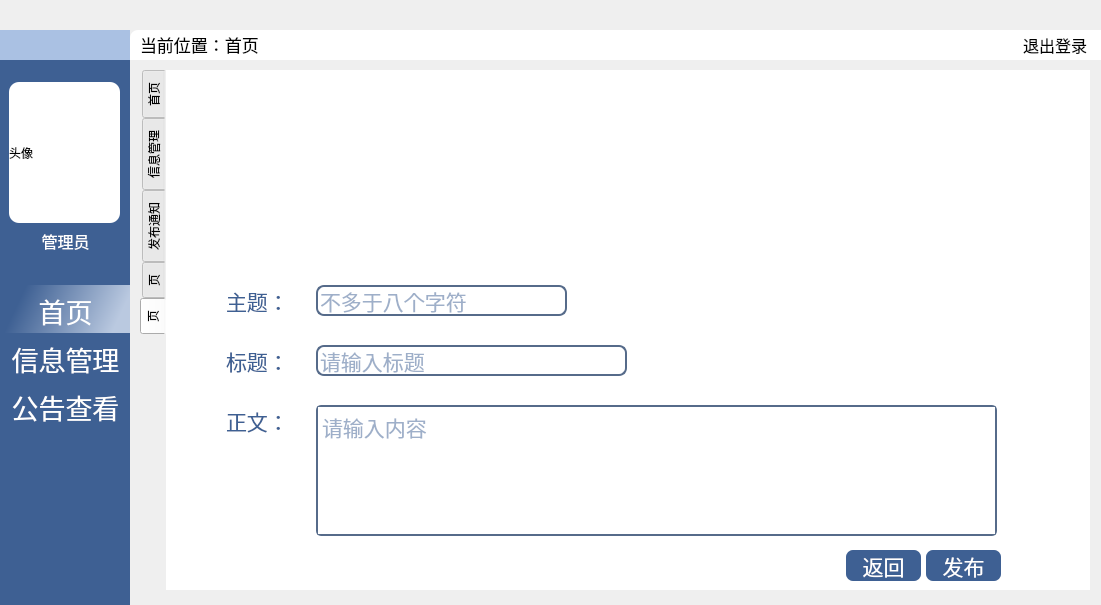
First picture: the form in admin.ui, repository wo16pao/MS, before the edit.
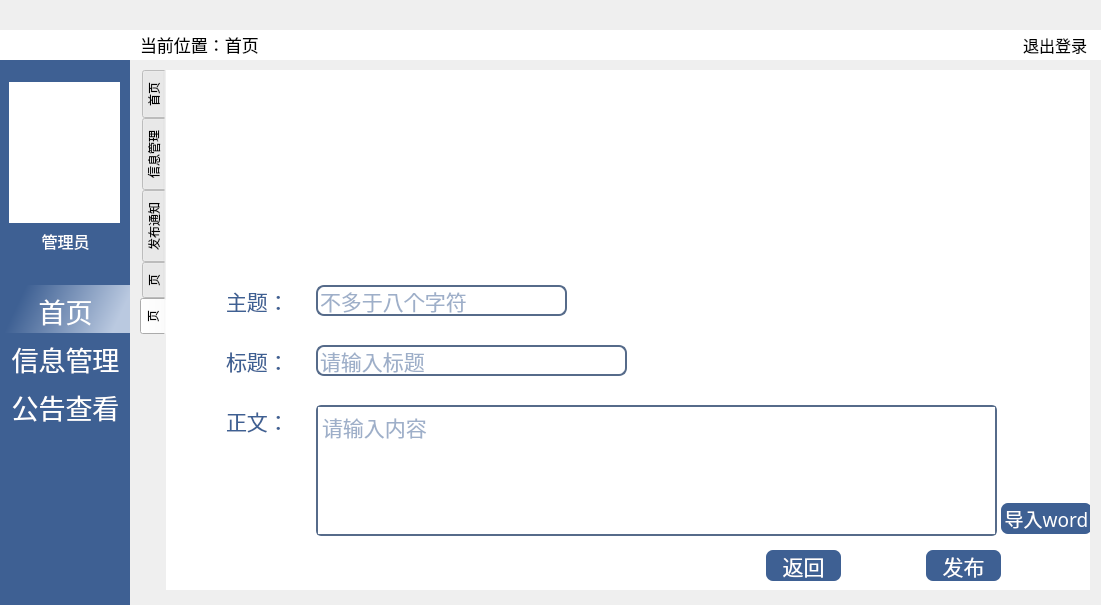
Second picture: the form after the edit. The open tabs and pages were chosen to show the change. Icons and pictures are not drawn. Custom widgets are drawn as their Qt base class.

```diff
--- a/admin.ui
+++ b/admin.ui
@@ -48,10 +48,11 @@
     </property>
     <property name="styleSheet">
      <string notr="true">background-color: white;
-border-radius:10px;</string>
+border-radius:0px;
+border-image:url(:/res/头像.png);</string>
     </property>
     <property name="text">
-     <string>头像</string>
+     <string/>
     </property>
    </widget>
    <widget class="QLabel" name="label_name">
@@ -238,7 +239,7 @@
     <enum>QTabWidget::Rounded</enum>
    </property>
    <property name="currentIndex">
-    <number>0</number>
+    <number>1</number>
    </property>
    <property name="elideMode">
     <enum>Qt::ElideNone</enum>
@@ -349,8 +350,8 @@
        <rect>
         <x>0</x>
         <y>0</y>
-        <width>209</width>
-        <height>276</height>
+        <width>100</width>
+        <height>30</height>
        </rect>
       </property>
       <attribute name="label">
@@ -393,8 +394,8 @@
        <rect>
         <x>0</x>
         <y>0</y>
-        <width>209</width>
-        <height>276</height>
+        <width>100</width>
+        <height>30</height>
        </rect>
       </property>
       <attribute name="label">
@@ -437,8 +438,8 @@
        <rect>
         <x>0</x>
         <y>0</y>
-        <width>209</width>
-        <height>276</height>
+        <width>100</width>
+        <height>30</height>
        </rect>
       </property>
       <attribute name="label">
@@ -481,8 +482,8 @@
        <rect>
         <x>0</x>
         <y>0</y>
-        <width>209</width>
-        <height>276</height>
+        <width>100</width>
+        <height>30</height>
        </rect>
       </property>
       <attribute name="label">
@@ -855,7 +856,7 @@
 
 QComboBox::drop-down {
 width:24px;
-border-image:url(:/res/弹框界面 (2).png);
+border-image:url(:/res/所有下拉框.png);
 }  
 
 QComboBox:hover{
@@ -2192,7 +2193,7 @@
     <widget class="QPushButton" name="pushButton_modify_back_2">
      <property name="geometry">
       <rect>
-       <x>680</x>
+       <x>600</x>
        <y>480</y>
        <width>75</width>
        <height>31</height>
@@ -2223,6 +2224,40 @@
       <string>返回</string>
      </property>
     </widget>
+    <widget class="QPushButton" name="pushButton_read_word">
+     <property name="geometry">
+      <rect>
+       <x>835</x>
+       <y>433</y>
+       <width>91</width>
+       <height>31</height>
+      </rect>
+     </property>
+     <property name="font">
+      <font>
+       <family>黑体</family>
+       <pointsize>14</pointsize>
+      </font>
+     </property>
+     <property name="styleSheet">
+      <string notr="true">QPushButton{
+color:#ffffff;
+background-color:#3e6093;
+border-radius:7px;
+}
+
+QPushButton:hover{
+background:#2c466c;
+}
+
+QPushButton:pressed{
+background:#253b5b;
+}</string>
+     </property>
+     <property name="text">
+      <string>导入word</string>
+     </property>
+    </widget>
    </widget>
   </widget>
   <widget class="QWidget" name="widget_3" native="true">
@@ -2236,7 +2271,7 @@
    </property>
    <property name="styleSheet">
     <string notr="true">background-color:#ffffff;
-border-top-left-radius:8px;</string>
+border-top-left-radius:0px;</string>
    </property>
    <widget class="QLabel" name="label_guide">
     <property name="geometry">
@@ -2311,7 +2346,10 @@
     </rect>
    </property>
    <property name="styleSheet">
-    <string notr="true">background-color:#aac1e3;</string>
+    <string notr="true">background-color:#ffffff;
+image:url(:/res/logo.png);
+padding-right:3px;
+padding-left:3px;</string>
    </property>
   </widget>
  </widget>
```
